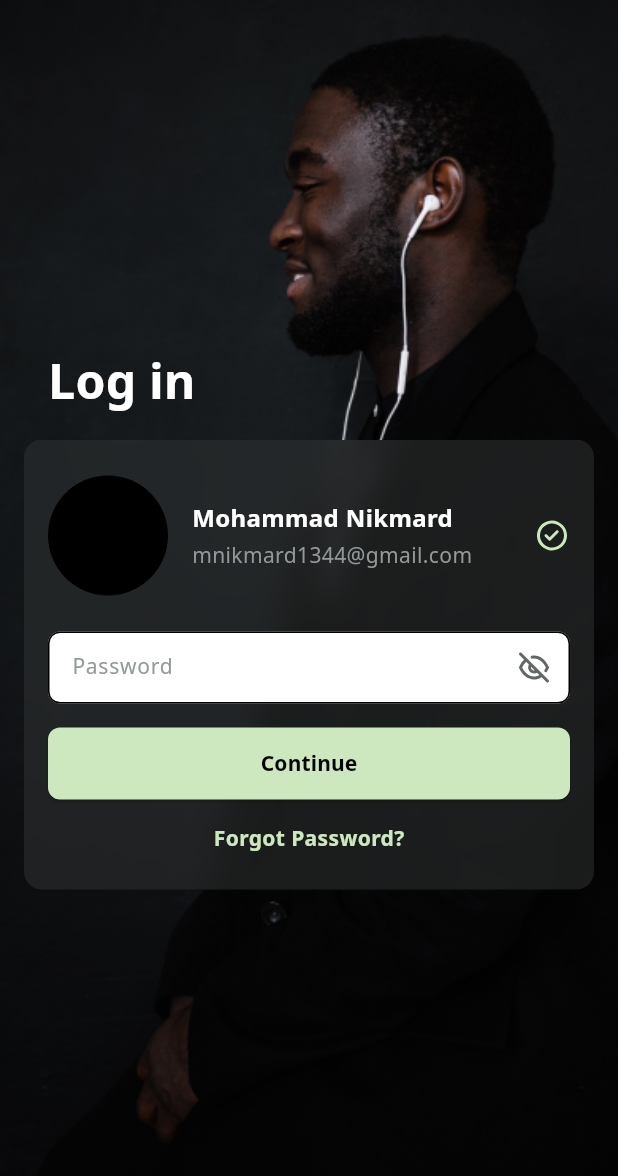
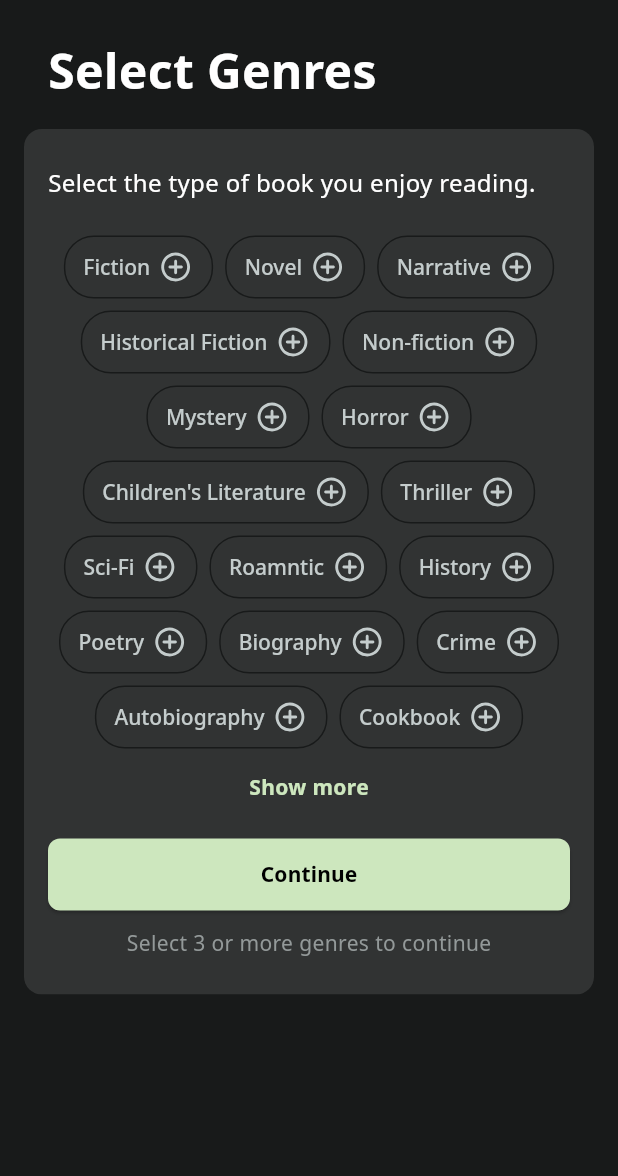
Before and after one commit to Mohammad-Nikmard/Book-Nexus, a Flutter app: the screen it shows after launch, on a phone screen of 412 x 824 dp. Shown: the top 1176 px of the screen. Run offline on Flutter 3.47's test engine with Material 3 defaults, Android fonts, the phone set to English and light mode, and no system bars; our stand-ins replace flutter_staggered_animations, flutter_svg.

Commit message:
feature: add genre preferences screen

```diff
--- a/lib/constants/constants.dart
+++ b/lib/constants/constants.dart
@@ -18,4 +18,6 @@ class AppColors {
   static const Color greyDark = Color(0xff313333);
 
   static const Color black = Colors.black;
+
+  static const Color background = Color(0xff181A1A);
 }
--- a/lib/main.dart
+++ b/lib/main.dart
@@ -1,4 +1,4 @@
-import 'package:book_nexsus/ui/login_with_password_screen.dart';
+import 'package:book_nexsus/ui/genre_preferences_screen.dart';
 import 'package:flutter/material.dart';
 
 void main() {
@@ -12,7 +12,7 @@ class MyApp extends StatelessWidget {
   Widget build(BuildContext context) {
     return const MaterialApp(
       debugShowCheckedModeBanner: false,
-      home: LoginWithPasswordScreen(),
+      home: GenrePreferencesScreen(),
     );
   }
 }
--- /dev/null
+++ b/lib/ui/genre_preferences_screen.dart
@@ -0,0 +1,221 @@
+import 'package:book_nexsus/constants/constants.dart';
+import 'package:book_nexsus/widgets/custom_elevated_button.dart';
+import 'package:flutter/material.dart';
+import 'package:flutter_svg/svg.dart';
+
+class GenrePreferencesScreen extends StatelessWidget {
+  const GenrePreferencesScreen({super.key});
+
+  @override
+  Widget build(BuildContext context) {
+    return Scaffold(
+      backgroundColor: AppColors.background,
+      body: SafeArea(
+        child: Padding(
+          padding: const EdgeInsets.symmetric(horizontal: 16),
+          child: Column(
+            crossAxisAlignment: CrossAxisAlignment.start,
+            children: [
+              const SizedBox(height: 24),
+              const Padding(
+                padding: EdgeInsets.only(left: 16),
+                child: Text(
+                  'Select Genres',
+                  style: TextStyle(
+                    fontFamily: 'NB',
+                    fontSize: 32,
+                    color: AppColors.white,
+                  ),
+                ),
+              ),
+              const SizedBox(height: 16),
+              ClipRRect(
+                borderRadius: const BorderRadius.all(
+                  Radius.circular(12),
+                ),
+                child: SizedBox(
+                  width: double.infinity,
+                  child: ColoredBox(
+                    color: AppColors.greyDark,
+                    child: Padding(
+                      padding: const EdgeInsets.symmetric(
+                        vertical: 24,
+                        horizontal: 16,
+                      ),
+                      child: _GenreBoxContent(),
+                    ),
+                  ),
+                ),
+              ),
+            ],
+          ),
+        ),
+      ),
+    );
+  }
+}
+
+class _GenreBoxContent extends StatelessWidget {
+  _GenreBoxContent();
+
+  final List<String> genreList = [
+    'Fiction',
+    'Novel',
+    'Narrative',
+    'Historical Fiction',
+    'Non-fiction',
+    'Mystery',
+    'Horror',
+    "Children's Literature",
+    'Thriller',
+    'Sci-Fi',
+    'Roamntic',
+    'History',
+    'Poetry',
+    'Biography',
+    'Crime',
+    'Autobiography',
+    'Cookbook',
+  ];
+
+  @override
+  Widget build(BuildContext context) {
+    return Column(
+      crossAxisAlignment: CrossAxisAlignment.start,
+      children: [
+        const Text(
+          'Select the type of book you enjoy reading.',
+          style: TextStyle(
+            fontFamily: 'NR',
+            fontSize: 16,
+            color: AppColors.white,
+          ),
+        ),
+        const SizedBox(height: 24),
+        SizedBox(
+          width: double.infinity,
+          child: Wrap(
+            alignment: WrapAlignment.center,
+            spacing: 8,
+            runSpacing: 8,
+            children: List<Widget>.generate(
+              genreList.length,
+              (index) => _GenreSelectionBox(
+                text: genreList[index],
+              ),
+            ),
+          ),
+        ),
+        const SizedBox(height: 16),
+        const Center(
+          child: Text(
+            'Show more',
+            style: TextStyle(
+              fontFamily: 'NB',
+              fontSize: 14,
+              color: AppColors.greenAccent,
+            ),
+          ),
+        ),
+        const SizedBox(height: 24),
+        CustomElevatedButton(
+          onPressed: () {},
+          text: 'Continue',
+        ),
+        const SizedBox(height: 12),
+        const Center(
+          child: Text(
+            'Select 3 or more genres to continue',
+            style: TextStyle(
+              fontFamily: 'NR',
+              fontSize: 14,
+              color: AppColors.greyLight,
+            ),
+          ),
+        ),
+      ],
+    );
+  }
+}
+
+class _GenreSelectionBox extends StatefulWidget {
+  const _GenreSelectionBox({
+    required this.text,
+  });
+  final String text;
+
+  @override
+  State<_GenreSelectionBox> createState() => _GenreSelectionBoxState();
+}
+
+class _GenreSelectionBoxState extends State<_GenreSelectionBox> {
+  bool onTapped = false;
+
+  @override
+  Widget build(BuildContext context) {
+    return GestureDetector(
+      onTap: () {
+        setState(() {
+          onTapped = !onTapped;
+        });
+      },
+      child: AnimatedContainer(
+        height: 42,
+        decoration: BoxDecoration(
+          border: Border.all(
+            width: 1,
+            color: onTapped ? Colors.transparent : AppColors.background,
+          ),
+          color: onTapped ? AppColors.greenAccent : Colors.transparent,
+          borderRadius: const BorderRadius.all(
+            Radius.circular(20),
+          ),
+        ),
+        duration: const Duration(milliseconds: 400),
+        curve: Curves.decelerate,
+        child: Padding(
+          padding: const EdgeInsets.symmetric(horizontal: 12),
+          child: Row(
+            mainAxisSize: MainAxisSize.min,
+            children: [
+              AnimatedDefaultTextStyle(
+                style: TextStyle(
+                  fontFamily: 'NM',
+                  fontSize: 14,
+                  color:
+                      onTapped ? AppColors.background : const Color(0xffC4CCCC),
+                ),
+                duration: const Duration(milliseconds: 400),
+                curve: Curves.decelerate,
+                child: Text(widget.text),
+              ),
+              const SizedBox(width: 5),
+              AnimatedCrossFade(
+                firstChild: SvgPicture.asset(
+                  'assets/images/icon_circle_plus.svg',
+                  height: 24,
+                  width: 24,
+                ),
+                secondChild: SvgPicture.asset(
+                  'assets/images/icon_check.svg',
+                  colorFilter: const ColorFilter.mode(
+                    AppColors.background,
+                    BlendMode.srcIn,
+                  ),
+                  height: 24,
+                  width: 24,
+                ),
+                crossFadeState: onTapped
+                    ? CrossFadeState.showSecond
+                    : CrossFadeState.showFirst,
+                duration: const Duration(microseconds: 400),
+                firstCurve: Curves.decelerate,
+                secondCurve: Curves.decelerate,
+              ),
+            ],
+          ),
+        ),
+      ),
+    );
+  }
+}
--- a/pubspec.yaml
+++ b/pubspec.yaml
@@ -14,6 +14,7 @@ dependencies:
     sdk: flutter
   flutter_svg: ^2.0.16
   flutter_staggered_animations: ^1.1.1
+  flutter_staggered_grid_view: ^0.7.0
 
 
   cupertino_icons: ^1.0.8
```
Also changed, not shown: assets/images/icon_circle_plus.svg (added), pubspec.lock.
